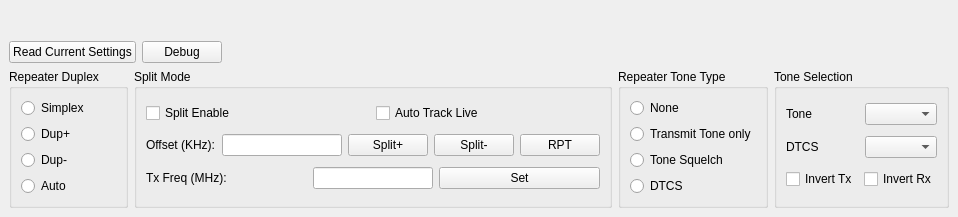
Above: repeatersetup.ui from adecarolis/wfweb before the change. Below: the same form after it.
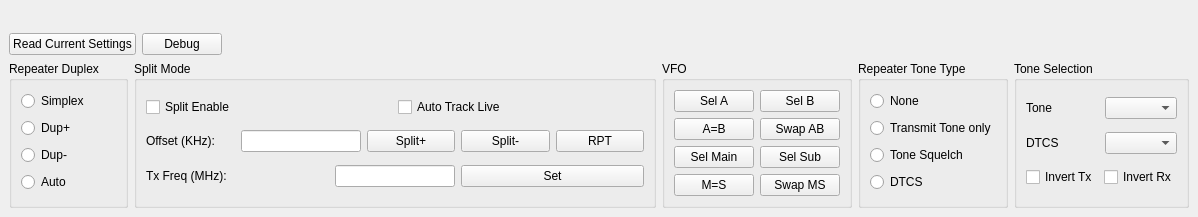
That is the form after the change.

The edit to the form file:
```diff
--- a/repeatersetup.ui
+++ b/repeatersetup.ui
@@ -6,7 +6,7 @@
    <rect>
     <x>0</x>
     <y>0</y>
-    <width>922</width>
+    <width>1198</width>
     <height>217</height>
    </rect>
   </property>
@@ -228,6 +228,71 @@
         </layout>
        </widget>
       </item>
+      <item>
+       <widget class="QGroupBox" name="groupBox">
+        <property name="title">
+         <string>VFO</string>
+        </property>
+        <layout class="QGridLayout" name="gridLayout">
+         <item row="1" column="1">
+          <widget class="QPushButton" name="swapABBtn">
+           <property name="text">
+            <string>Swap AB</string>
+           </property>
+          </widget>
+         </item>
+         <item row="2" column="1">
+          <widget class="QPushButton" name="selSubBtn">
+           <property name="text">
+            <string>Sel Sub</string>
+           </property>
+          </widget>
+         </item>
+         <item row="2" column="0">
+          <widget class="QPushButton" name="selMainBtn">
+           <property name="text">
+            <string>Sel Main</string>
+           </property>
+          </widget>
+         </item>
+         <item row="0" column="1">
+          <widget class="QPushButton" name="selBBtn">
+           <property name="text">
+            <string>Sel B</string>
+           </property>
+          </widget>
+         </item>
+         <item row="0" column="0">
+          <widget class="QPushButton" name="selABtn">
+           <property name="text">
+            <string>Sel A</string>
+           </property>
+          </widget>
+         </item>
+         <item row="1" column="0">
+          <widget class="QPushButton" name="aEqBBtn">
+           <property name="text">
+            <string>A=B</string>
+           </property>
+          </widget>
+         </item>
+         <item row="3" column="0">
+          <widget class="QPushButton" name="mEqSBtn">
+           <property name="text">
+            <string>M=S</string>
+           </property>
+          </widget>
+         </item>
+         <item row="3" column="1">
+          <widget class="QPushButton" name="swapMSBtn">
+           <property name="text">
+            <string>Swap MS</string>
+           </property>
+          </widget>
+         </item>
+        </layout>
+       </widget>
+      </item>
       <item>
        <widget class="QGroupBox" name="groupBox_2">
         <property name="title">
```
